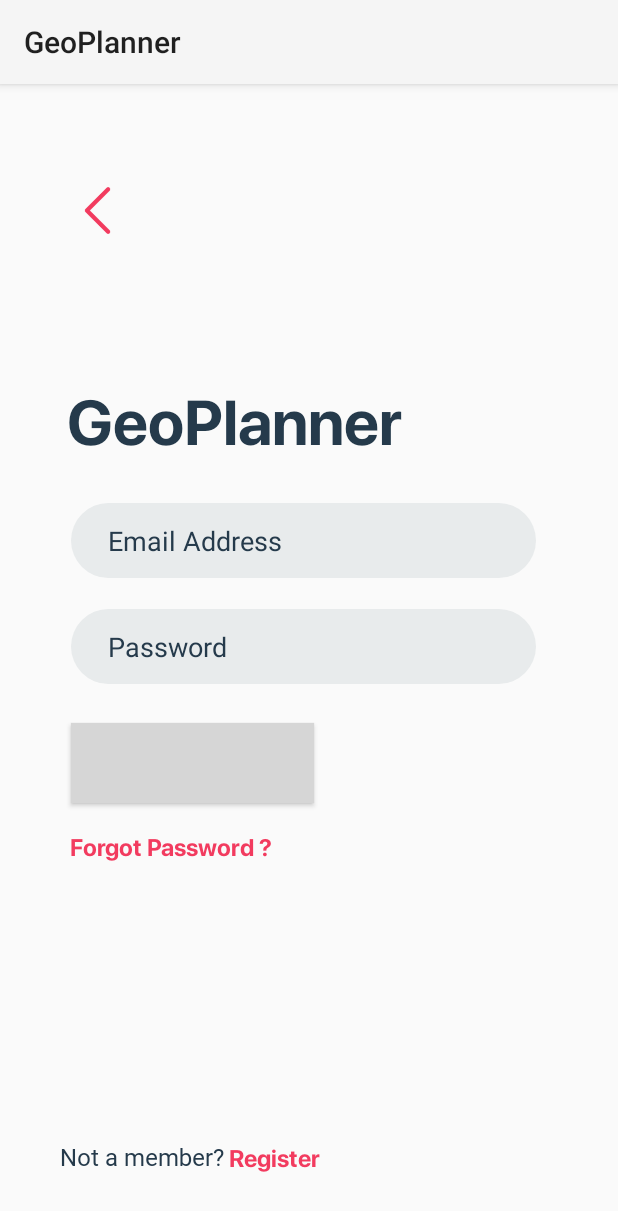
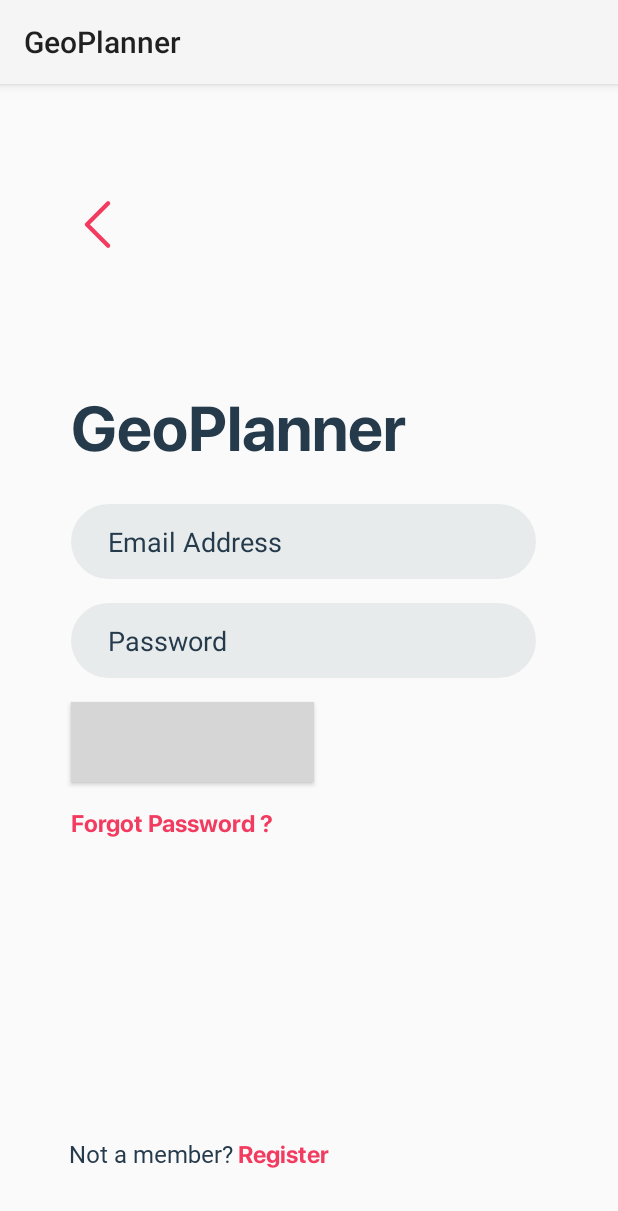
Before and after one commit to teamgeoplanner/GeoPlanner, an Android app: the LoginActivity screen opened directly, with no data from a screen before it, on a phone screen of 412 x 824 dp. Shown: the top 1211 px of the screen. Run offline under Robolectric (Android 15) with nearby library versions, the phone set to English and light mode, and no system bars; our stand-ins replace Firebase (no records; nobody signed in at launch, a user with empty details on screens opened directly); grey boxes are pictures that could not be loaded.

Commit message:
made some changes

```diff
--- a/app/src/main/res/layout/activity_login.xml
+++ b/app/src/main/res/layout/activity_login.xml
@@ -12,66 +12,64 @@
         android:id="@+id/txtID"
         android:layout_width="310dp"
         android:layout_height="50sp"
+        android:layout_marginTop="24dp"
+        android:background="@drawable/textbox"
         android:ems="10"
+        android:hint="Email Address"
         android:inputType="textPersonName"
-    android:hint="Email Address"
         android:textColorHint="@color/gray"
-    android:background="@drawable/textbox"
-    app:layout_constraintBottom_toTopOf="@+id/txtPass"
         app:layout_constraintEnd_toEndOf="parent"
-    app:layout_constraintHorizontal_bias="0.467"
+        app:layout_constraintHorizontal_bias="0.465"
         app:layout_constraintStart_toStartOf="parent"
-    app:layout_constraintTop_toTopOf="parent"
-    app:layout_constraintVertical_bias="0.93" />
+        app:layout_constraintTop_toBottomOf="@+id/textView8" />
 
     <EditText
         android:id="@+id/txtPass"
         android:layout_width="310dp"
         android:layout_height="50sp"
+        android:layout_marginTop="16dp"
+        android:background="@drawable/textbox"
+        android:ems="10"
         android:hint="Password"
+        android:inputType="textPassword"
         android:textColorHint="@color/gray"
-        android:background="@drawable/textbox"
-        android:layout_marginBottom="368dp"
-        android:ems="10"
-        android:inputType="textPassword"
-        app:layout_constraintBottom_toBottomOf="parent"
         app:layout_constraintEnd_toEndOf="parent"
-        app:layout_constraintHorizontal_bias="0.467"
-        app:layout_constraintStart_toStartOf="parent" />
+        app:layout_constraintHorizontal_bias="0.465"
+        app:layout_constraintStart_toStartOf="parent"
+        app:layout_constraintTop_toBottomOf="@+id/txtID" />
 
     <Button
         android:id="@+id/loginBtn"
         android:layout_width="162dp"
         android:layout_height="53dp"
-        android:layout_marginTop="26dp"
+        android:layout_marginTop="16dp"
+
         android:background="@drawable/button"
-
         android:fontFamily="@font/sf_pro_display_bold"
         android:text="Login"
         android:textAllCaps="false"
         android:textColor="@color/white"
         android:textSize="22sp"
-        app:layout_constraintBottom_toBottomOf="parent"
         app:layout_constraintEnd_toEndOf="parent"
         app:layout_constraintHorizontal_bias="0.188"
         app:layout_constraintStart_toStartOf="parent"
-        app:layout_constraintTop_toBottomOf="@+id/txtPass"
-        app:layout_constraintVertical_bias="0.0" />
+        app:layout_constraintTop_toBottomOf="@+id/txtPass" />
 
     <TextView
         android:id="@+id/textView5"
         android:layout_width="wrap_content"
         android:layout_height="wrap_content"
+        android:layout_marginBottom="44dp"
         android:fontFamily="@font/sf_pro_display_light"
         android:text="Not a member?"
         android:textColor="@color/gray"
         android:textSize="16sp"
         app:layout_constraintBottom_toBottomOf="parent"
         app:layout_constraintEnd_toEndOf="parent"
-        app:layout_constraintHorizontal_bias="0.133"
+        app:layout_constraintHorizontal_bias="0.151"
         app:layout_constraintStart_toStartOf="parent"
         app:layout_constraintTop_toBottomOf="@+id/loginBtn"
-        app:layout_constraintVertical_bias="0.843" />
+        app:layout_constraintVertical_bias="1.0" />
 
     <TextView
         android:id="@+id/lnkRegister"
@@ -79,6 +77,7 @@
         android:layout_height="wrap_content"
         android:layout_marginStart="3dp"
         android:layout_marginLeft="3dp"
+        android:layout_marginBottom="44dp"
         android:fontFamily="@font/sf_pro_display_bold"
         android:text="Register"
         android:textColor="@color/red"
@@ -87,52 +86,46 @@
         app:layout_constraintEnd_toEndOf="parent"
         app:layout_constraintHorizontal_bias="0.0"
         app:layout_constraintStart_toEndOf="@+id/textView5"
-        app:layout_constraintTop_toBottomOf="@+id/txtPass"
-        app:layout_constraintVertical_bias="0.881" />
+        app:layout_constraintTop_toBottomOf="@+id/loginBtn"
+        app:layout_constraintVertical_bias="1.0" />
 
     <TextView
         android:id="@+id/txtForgotPass"
         android:layout_width="wrap_content"
         android:layout_height="wrap_content"
-        android:layout_marginTop="3dp"
+        android:layout_marginTop="16dp"
         android:fontFamily="@font/sf_pro_display_bold"
         android:text="Forgot Password ?"
         android:textColor="@color/red"
         android:textSize="16sp"
-        app:layout_constraintBottom_toBottomOf="parent"
         app:layout_constraintEnd_toEndOf="parent"
-        app:layout_constraintHorizontal_bias="0.169"
+        app:layout_constraintHorizontal_bias="0.17"
         app:layout_constraintStart_toStartOf="parent"
-        app:layout_constraintTop_toBottomOf="@+id/loginBtn"
-        app:layout_constraintVertical_bias="0.056" />
+        app:layout_constraintTop_toBottomOf="@+id/loginBtn" />
 
     <TextView
         android:id="@+id/textView8"
         android:layout_width="wrap_content"
         android:layout_height="wrap_content"
-        android:layout_marginTop="52dp"
-        android:layout_marginBottom="5dp"
+        android:layout_marginTop="200dp"
         android:fontFamily="@font/sf_pro_display_bold"
         android:text="GeoPlanner"
         android:textColor="@color/gray"
         android:textSize="42sp"
-        app:layout_constraintBottom_toTopOf="@+id/txtID"
         app:layout_constraintEnd_toEndOf="parent"
-        app:layout_constraintHorizontal_bias="0.237"
+        app:layout_constraintHorizontal_bias="0.25"
         app:layout_constraintStart_toStartOf="parent"
-        app:layout_constraintTop_toTopOf="parent"
-        app:layout_constraintVertical_bias="0.866" />
+        app:layout_constraintTop_toTopOf="parent" />
 
     <ImageView
         android:id="@+id/btnBack"
         android:layout_width="35dp"
         android:layout_height="35dp"
-        app:layout_constraintBottom_toTopOf="@+id/textView8"
+        android:layout_marginTop="76dp"
         app:layout_constraintEnd_toEndOf="parent"
         app:layout_constraintHorizontal_bias="0.125"
         app:layout_constraintStart_toStartOf="parent"
         app:layout_constraintTop_toTopOf="parent"
-        app:layout_constraintVertical_bias="0.416"
         app:srcCompat="@drawable/back_button" />
 
 </androidx.constraintlayout.widget.ConstraintLayout>
```
Also changed, not shown: app/src/main/res/layout/activity_register.xml (+14 -12 lines). Lines whose indentation alone changed are shown as unchanged.
